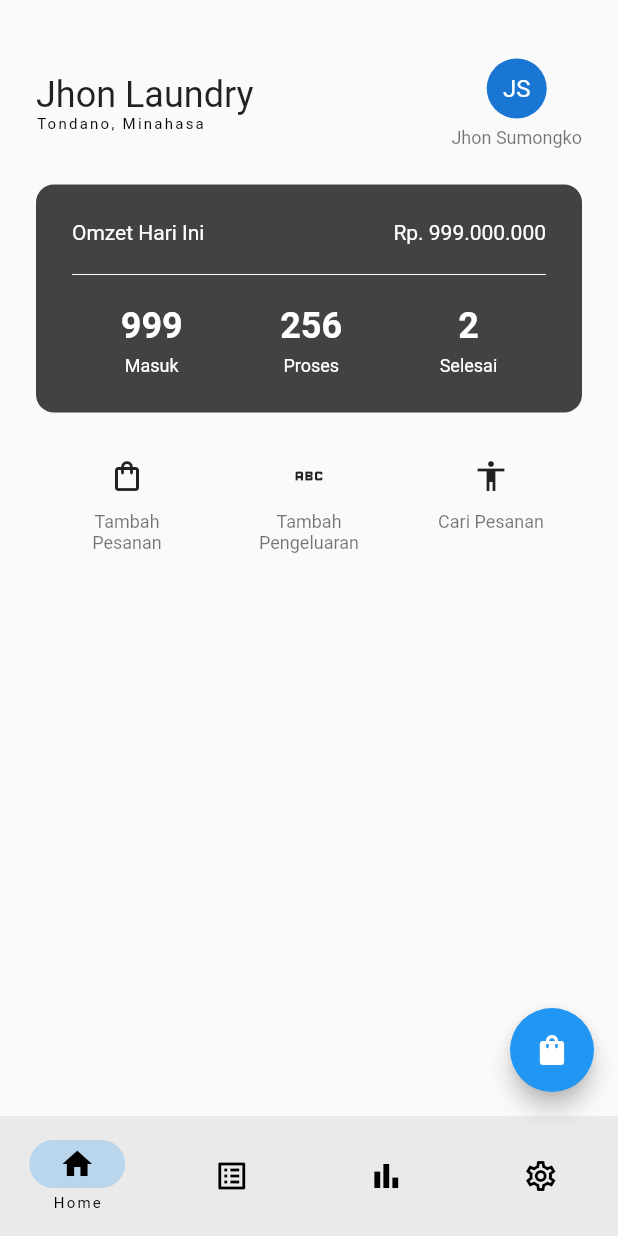
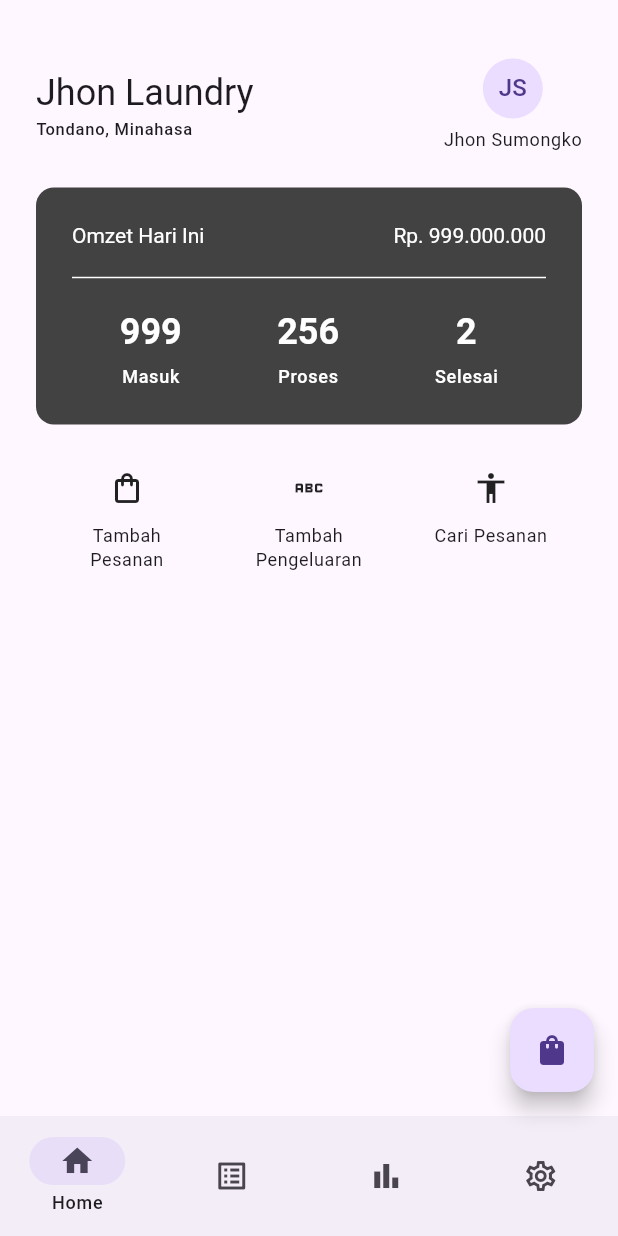
Before and after one commit to meimodev/mapalus-pos-2, a Flutter app: the screen it shows after launch, on a phone screen of 412 x 824 dp. Run offline on Flutter 3.47's test engine with Material 2 defaults, Android fonts, the phone set to English and light mode, and no system bars.

```diff
--- /dev/null
+++ b/lib/app/widgets/bottom_nav_bar_screen.dart
@@ -0,0 +1,72 @@
+import 'package:flutter/material.dart';
+import 'package:mapalus_pos_2/app/modules/home/home_screen.dart';
+import 'package:mapalus_pos_2/app/modules/order/order_screen.dart';
+import 'package:mapalus_pos_2/app/modules/report/report_screen.dart';
+import 'package:mapalus_pos_2/app/modules/setting/setting_screen.dart';
+import 'package:mapalus_pos_2/shared/shared.dart';
+class BottomNavBarScreen extends StatefulWidget {
+  const BottomNavBarScreen({super.key});
+
+  @override
+  State<BottomNavBarScreen> createState() => _BottomNavBarScreenState();
+}
+
+class _BottomNavBarScreenState extends State<BottomNavBarScreen> {
+  int currentPageIndex = 0;
+
+  final List<Widget> screens = [
+    const HomeScreen(),
+    const OrderScreen(),
+    const ReportScreen(),
+    const SettingScreen(),
+  ];
+
+  @override
+  Widget build(BuildContext context) {
+    return Scaffold(
+      bottomNavigationBar: NavigationBar(
+        labelBehavior: NavigationDestinationLabelBehavior.onlyShowSelected,
+        onDestinationSelected: (int index) {
+          setState(() {
+            currentPageIndex = index;
+          });
+        },
+        selectedIndex: currentPageIndex,
+        destinations: const <Widget>[
+          NavigationDestination(
+            icon: Icon(Icons.home_outlined),
+            selectedIcon: Icon(Icons.home),
+            label: 'Home',
+          ),
+          NavigationDestination(
+            icon: Icon(Icons.list_alt_outlined),
+            selectedIcon: Icon(Icons.list_alt),
+            label: 'Order',
+          ),
+          NavigationDestination(
+            icon: Icon(Icons.bar_chart_outlined),
+            selectedIcon: Icon(Icons.bar_chart),
+            label: 'Report',
+          ),
+          NavigationDestination(
+            icon: Icon(Icons.settings_outlined),
+            selectedIcon: Icon(Icons.settings),
+            label: 'Setting',
+          ),
+        ],
+      ),
+      body: SafeArea(
+        child: screens[currentPageIndex],
+      ),
+      floatingActionButton: FloatingActionButton(
+        onPressed: () {
+          Navigator.pushNamed(
+            context,
+            Routes.transaction,
+          );
+        },
+        child: const Icon(Icons.shopping_bag),
+      ),
+    );
+  }
+}
--- a/lib/main.dart
+++ b/lib/main.dart
@@ -1,9 +1,5 @@
 import 'package:flutter/material.dart';
-import 'package:mapalus_pos_2/app/modules/home/home_screen.dart';
-import 'package:mapalus_pos_2/app/modules/order/order_screen.dart';
-import 'package:mapalus_pos_2/app/modules/report/report_screen.dart';
-import 'package:mapalus_pos_2/app/modules/setting/setting_screen.dart';
-import 'package:mapalus_pos_2/app/modules/transaction/transaction_screen.dart';
+import 'package:mapalus_pos_2/shared/shared.dart';
 
 void main() => runApp(const App());
 
@@ -12,76 +8,11 @@ class App extends StatelessWidget {
 
   @override
   Widget build(BuildContext context) {
-    return const MaterialApp(
+    return  MaterialApp(
       debugShowCheckedModeBanner: false,
-      home: BottomNavBarScreen(),
+      theme: ThemeData.light(useMaterial3: true),
+      initialRoute: Routes.home,
+      routes: Routes.getRoutes,
     );
   }
 }
-
-class BottomNavBarScreen extends StatefulWidget {
-  const BottomNavBarScreen({super.key});
-
-  @override
-  State<BottomNavBarScreen> createState() => _BottomNavBarScreenState();
-}
-
-class _BottomNavBarScreenState extends State<BottomNavBarScreen> {
-  int currentPageIndex = 0;
-
-  final List<Widget> screens = [
-    const HomeScreen(),
-    const OrderScreen(),
-    const ReportScreen(),
-    const SettingScreen(),
-  ];
-
-  @override
-  Widget build(BuildContext context) {
-    return Scaffold(
-      bottomNavigationBar: NavigationBar(
-        labelBehavior: NavigationDestinationLabelBehavior.onlyShowSelected,
-        onDestinationSelected: (int index) {
-          setState(() {
-            currentPageIndex = index;
-          });
-        },
-        selectedIndex: currentPageIndex,
-        destinations: const <Widget>[
-          NavigationDestination(
-            icon: Icon(Icons.home_outlined),
-            selectedIcon: Icon(Icons.home),
-            label: 'Home',
-          ),
-          NavigationDestination(
-            icon: Icon(Icons.list_alt_outlined),
-            selectedIcon: Icon(Icons.list_alt),
-            label: 'Order',
-          ),
-          NavigationDestination(
-            icon: Icon(Icons.bar_chart_outlined),
-            selectedIcon: Icon(Icons.bar_chart),
-            label: 'Report',
-          ),
-          NavigationDestination(
-            icon: Icon(Icons.settings_outlined),
-            selectedIcon: Icon(Icons.settings),
-            label: 'Setting',
-          ),
-        ],
-      ),
-      body: SafeArea(
-        child: screens[currentPageIndex],
-      ),
-      floatingActionButton: FloatingActionButton(
-        onPressed: () {
-          Navigator.push(
-            context,
-            MaterialPageRoute(builder: (context) => const TransactionScreen()),
-          );
-        },
-        child: const Icon(Icons.shopping_bag),
-      ),
-    );
-  }
-}
--- a/lib/shared/routes.dart
+++ b/lib/shared/routes.dart
@@ -1,67 +1,17 @@
-// import 'package:get/get.dart';
-// import 'package:palakat/app/modules/account/account_binding.dart';
-// import 'package:palakat/app/modules/account/account_screen.dart';
-// import 'package:palakat/app/modules/home/home_binding.dart';
-// import 'package:palakat/app/modules/home/home_screen.dart';
-// import 'package:palakat/app/modules/membership/membership_binding.dart';
-// import 'package:palakat/app/modules/membership/membership_screen.dart';
-// import 'package:palakat/app/modules/notification/notification_binding.dart';
-// import 'package:palakat/app/modules/notification/notification_screen.dart';
-// import 'package:palakat/app/modules/signing/signing_binding.dart';
-// import 'package:palakat/app/modules/signing/signing_screen.dart';
-// import 'package:palakat/app/modules/song_detail/song_detail_binding.dart';
-// import 'package:palakat/app/modules/song_detail/song_detail_screen.dart';
-//
-// class Routes {
-//   static const String home = '/';
-//   static const String signing = '/signing';
-//   static const String calendar = '/calendar';
-//   static const String anthem = '/songs';
-//   static const String account = '/account';
-//   static const String membership = '/membership';
-//   static const String songDetail = '/song-detail';
-//   static const String notification = '/notification';
-//
-//   static List<GetPage> getRoutes() {
-//     return [
-//       GetPage(
-//         name: signing,
-//         page: () => const SigningScreen(),
-//         binding: SigningBinding(),
-//         transition: Transition.fade,
-//       ),
-//       GetPage(
-//         name: home,
-//         page: () => const HomeScreen(),
-//         binding: HomeBinding(),
-//         transition: Transition.fade,
-//         maintainState: true,
-//         preventDuplicates: true,
-//       ),
-//       GetPage(
-//         name: account,
-//         page: () => const AccountScreen(),
-//         binding: AccountBinding(),
-//         transition: Transition.rightToLeft,
-//       ),
-//       GetPage(
-//         name: membership,
-//         page: () => const MembershipScreen(),
-//         binding: MembershipBinding(),
-//         transition: Transition.rightToLeftWithFade,
-//       ),
-//       GetPage(
-//         name: notification,
-//         page: () => const NotificationScreen(),
-//         binding: NotificationBinding(),
-//         transition: Transition.rightToLeft,
-//       ),
-//       GetPage(
-//         name: songDetail,
-//         page: () => const SongDetailScreen(),
-//         binding: SongDetailBinding(),
-//         transition: Transition.rightToLeftWithFade,
-//       ),
-//     ];
-//   }
-// }
+
+import 'package:flutter/material.dart';
+import 'package:mapalus_pos_2/app/modules/transaction/transaction_screen.dart';
+import 'package:mapalus_pos_2/app/widgets/bottom_nav_bar_screen.dart';
+
+class Routes {
+  static const String home = '/';
+  static const String transaction = '/transaction';
+
+  static  Map<String, Widget Function(BuildContext)> get getRoutes {
+    return {
+      home: (_) => const BottomNavBarScreen(),
+      transaction : (_) => const TransactionScreen(),
+    };
+
+  }
+}
```
